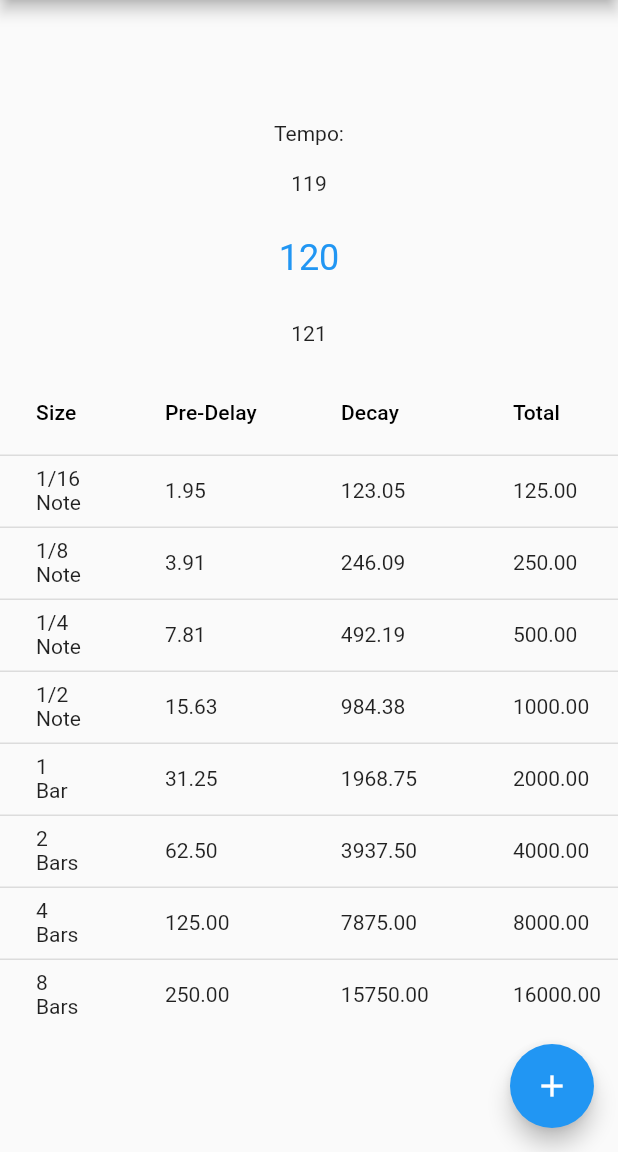
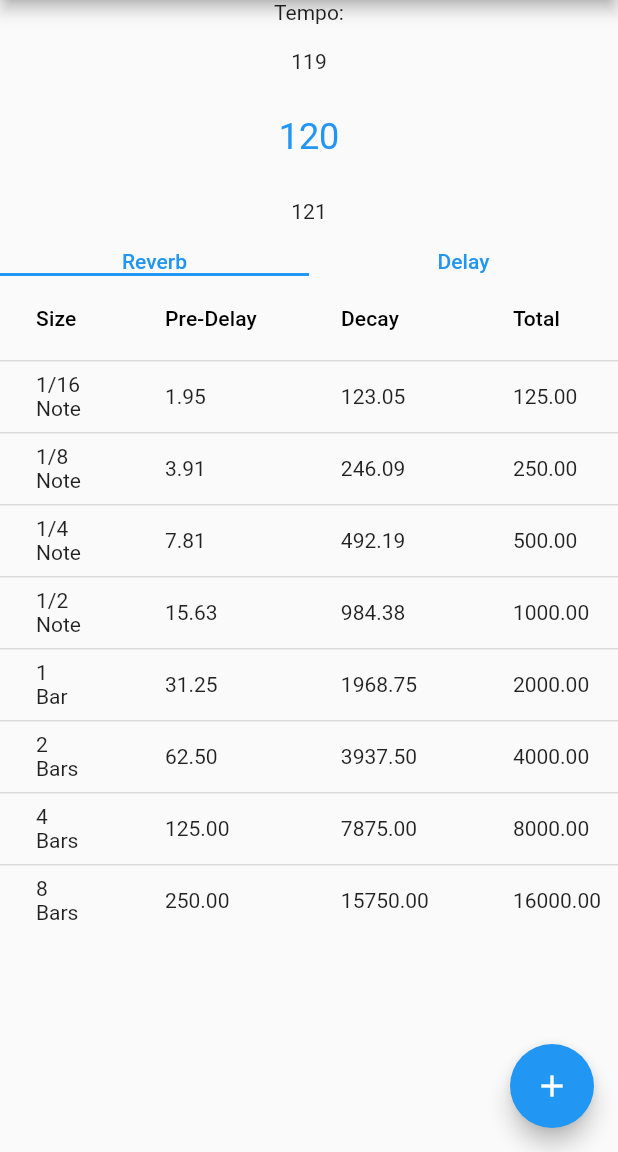
Before and after one commit to maniutin/reverb_calculator, a Flutter app: the screen it shows after launch, on a phone screen of 412 x 824 dp, the part 84-1236 px from its top. Run offline on Flutter 3.47's test engine with Material 2 defaults, Android fonts, the phone set to English and light mode, and no system bars; drawn by our look-alikes of numberpicker.

Commit message:
add tabs and delay times

```diff
--- a/lib/main.dart
+++ b/lib/main.dart
@@ -124,7 +124,7 @@ class _TempoSelector extends StatefulWidget {
 class __TempoSelectorState extends State<_TempoSelector> {
   int _currentValue = 120;
 
-  String calculateTime(String type, double multiplier) {
+  String calculateReverbTime(String type, double multiplier) {
     switch (type) {
       case 'predelay':
         return (((60000 / _currentValue) * multiplier) / 64).toStringAsFixed(2);
@@ -139,8 +139,25 @@ class __TempoSelectorState extends State<_TempoSelector> {
     }
   }
 
+  String calculateDelayTime(String type, double multiplier) {
+    switch (type) {
+      case 'note':
+        return (((60000 / _currentValue) * multiplier)).toStringAsFixed(2);
+      case 'dotted':
+        return (((60000 / _currentValue) * multiplier) * 1.5)
+            .toStringAsFixed(2);
+      case 'triplet':
+        return ((60000 / _currentValue) * multiplier * 0.667)
+            .toStringAsFixed(2);
+      default:
+        return ('Error');
+    }
+  }
+
   @override
   Widget build(BuildContext context) {
+    final theme = Theme.of(context); // ← Add this.
+
     return Column(
       children: <Widget>[
         NumberPicker(
@@ -150,6 +167,26 @@ class __TempoSelectorState extends State<_TempoSelector> {
           onChanged: (value) => setState(() => _currentValue = value),
         ),
         // Text('Current value: $_currentValue'),
+        SizedBox(
+          width: MediaQuery.of(context).size.width,
+          height: MediaQuery.of(context).size.height,
+          child: DefaultTabController(
+            length: 2,
+            child: Scaffold(
+              appBar: TabBar(
+                tabs: [
+                  Text(
+                    'Reverb',
+                    style: TextStyle(color: theme.colorScheme.primary),
+                  ),
+                  Text(
+                    'Delay',
+                    style: TextStyle(color: theme.colorScheme.primary),
+                  ),
+                ],
+              ),
+              body: TabBarView(
+                children: [
                   DataTable(
                     // datatable widget
                     columns: [
@@ -170,61 +207,141 @@ class __TempoSelectorState extends State<_TempoSelector> {
                       // 1/16 Note
                       DataRow(cells: [
                         const DataCell(Text('1/16 Note')),
-              DataCell(Text(calculateTime('predelay', 0.25))),
-              DataCell(Text(calculateTime('decay', 0.25))),
-              DataCell(Text(calculateTime('total', 0.25))),
+                        DataCell(Text(calculateReverbTime('predelay', 0.25))),
+                        DataCell(Text(calculateReverbTime('decay', 0.25))),
+                        DataCell(Text(calculateReverbTime('total', 0.25))),
                       ]),
                       // 1/8 Note
                       DataRow(cells: [
                         DataCell(Text('1/8 Note')),
-              DataCell(Text(calculateTime('predelay', 0.5))),
-              DataCell(Text(calculateTime('decay', 0.5))),
-              DataCell(Text(calculateTime('total', 0.5))),
+                        DataCell(Text(calculateReverbTime('predelay', 0.5))),
+                        DataCell(Text(calculateReverbTime('decay', 0.5))),
+                        DataCell(Text(calculateReverbTime('total', 0.5))),
                       ]),
                       // 1/4 Note
                       DataRow(cells: [
                         DataCell(Text('1/4 Note')),
-              DataCell(Text(calculateTime('predelay', 1))),
-              DataCell(Text(calculateTime('decay', 1))),
-              DataCell(Text(calculateTime('total', 1))),
+                        DataCell(Text(calculateReverbTime('predelay', 1))),
+                        DataCell(Text(calculateReverbTime('decay', 1))),
+                        DataCell(Text(calculateReverbTime('total', 1))),
                       ]),
                       // 1/2 Note
                       DataRow(cells: [
                         DataCell(Text('1/2 Note')),
-              DataCell(Text(calculateTime('predelay', 2))),
-              DataCell(Text(calculateTime('decay', 2))),
-              DataCell(Text(calculateTime('total', 2))),
+                        DataCell(Text(calculateReverbTime('predelay', 2))),
+                        DataCell(Text(calculateReverbTime('decay', 2))),
+                        DataCell(Text(calculateReverbTime('total', 2))),
                       ]),
                       // 1 bar
                       DataRow(cells: [
                         DataCell(Text('1 Bar')),
-              DataCell(Text(calculateTime('predelay', 4))),
-              DataCell(Text(calculateTime('decay', 4))),
-              DataCell(Text(calculateTime('total', 4))),
+                        DataCell(Text(calculateReverbTime('predelay', 4))),
+                        DataCell(Text(calculateReverbTime('decay', 4))),
+                        DataCell(Text(calculateReverbTime('total', 4))),
                       ]),
                       // 2 bars
                       DataRow(cells: [
                         DataCell(Text('2 Bars')),
-              DataCell(Text(calculateTime('predelay', 8))),
-              DataCell(Text(calculateTime('decay', 8))),
-              DataCell(Text(calculateTime('total', 8))),
+                        DataCell(Text(calculateReverbTime('predelay', 8))),
+                        DataCell(Text(calculateReverbTime('decay', 8))),
+                        DataCell(Text(calculateReverbTime('total', 8))),
                       ]),
                       // 4 bars
                       DataRow(cells: [
                         DataCell(Text('4 Bars')),
-              DataCell(Text(calculateTime('predelay', 16))),
-              DataCell(Text(calculateTime('decay', 16))),
-              DataCell(Text(calculateTime('total', 16))),
+                        DataCell(Text(calculateReverbTime('predelay', 16))),
+                        DataCell(Text(calculateReverbTime('decay', 16))),
+                        DataCell(Text(calculateReverbTime('total', 16))),
                       ]),
                       // 8 bars
                       DataRow(cells: [
                         DataCell(Text('8 Bars')),
-              DataCell(Text(calculateTime('predelay', 32))),
-              DataCell(Text(calculateTime('decay', 32))),
-              DataCell(Text(calculateTime('total', 32))),
+                        DataCell(Text(calculateReverbTime('predelay', 32))),
+                        DataCell(Text(calculateReverbTime('decay', 32))),
+                        DataCell(Text(calculateReverbTime('total', 32))),
                       ]),
                     ],
-        )
+                  ),
+                  DataTable(
+                    // datatable widget
+                    columns: [
+                      DataColumn(
+                        label: Text('Size'),
+                      ),
+                      DataColumn(
+                        label: Text('Note'),
+                      ),
+                      DataColumn(
+                        label: Text('Dotted'),
+                      ),
+                      DataColumn(
+                        label: Text('Tiplet'),
+                      ),
+                    ],
+                    rows: [
+                      // 1/16 Note
+                      DataRow(cells: [
+                        const DataCell(Text('1/16 Note')),
+                        DataCell(Text(calculateDelayTime('note', 0.25))),
+                        DataCell(Text(calculateDelayTime('dotted', 0.25))),
+                        DataCell(Text(calculateDelayTime('triplet', 0.25))),
+                      ]),
+                      // 1/8 Note
+                      DataRow(cells: [
+                        DataCell(Text('1/8 Note')),
+                        DataCell(Text(calculateDelayTime('note', 0.5))),
+                        DataCell(Text(calculateDelayTime('dotted', 0.5))),
+                        DataCell(Text(calculateDelayTime('triplet', 0.5))),
+                      ]),
+                      // 1/4 Note
+                      DataRow(cells: [
+                        DataCell(Text('1/4 Note')),
+                        DataCell(Text(calculateDelayTime('note', 1))),
+                        DataCell(Text(calculateDelayTime('dotted', 1))),
+                        DataCell(Text(calculateDelayTime('triplet', 1))),
+                      ]),
+                      // 1/2 Note
+                      DataRow(cells: [
+                        DataCell(Text('1/2 Note')),
+                        DataCell(Text(calculateDelayTime('note', 2))),
+                        DataCell(Text(calculateDelayTime('dotted', 2))),
+                        DataCell(Text(calculateDelayTime('triplet', 2))),
+                      ]),
+                      // 1 bar
+                      DataRow(cells: [
+                        DataCell(Text('1 Bar')),
+                        DataCell(Text(calculateDelayTime('note', 4))),
+                        DataCell(Text(calculateDelayTime('dotted', 4))),
+                        DataCell(Text(calculateDelayTime('triplet', 4))),
+                      ]),
+                      // 2 bars
+                      DataRow(cells: [
+                        DataCell(Text('2 Bars')),
+                        DataCell(Text(calculateDelayTime('note', 8))),
+                        DataCell(Text(calculateDelayTime('dotted', 8))),
+                        DataCell(Text(calculateDelayTime('triplet', 8))),
+                      ]),
+                      // 4 bars
+                      DataRow(cells: [
+                        DataCell(Text('4 Bars')),
+                        DataCell(Text(calculateDelayTime('note', 16))),
+                        DataCell(Text(calculateDelayTime('dotted', 16))),
+                        DataCell(Text(calculateDelayTime('triplet', 16))),
+                      ]),
+                      // 8 bars
+                      DataRow(cells: [
+                        DataCell(Text('8 Bars')),
+                        DataCell(Text(calculateDelayTime('note', 32))),
+                        DataCell(Text(calculateDelayTime('dotted', 32))),
+                        DataCell(Text(calculateDelayTime('triplet', 32))),
+                      ]),
+                    ],
+                  ),
+                ],
+              ),
+            ),
+          ),
+        ),
       ],
     );
   }
```
Lines whose indentation alone changed are shown as unchanged.
